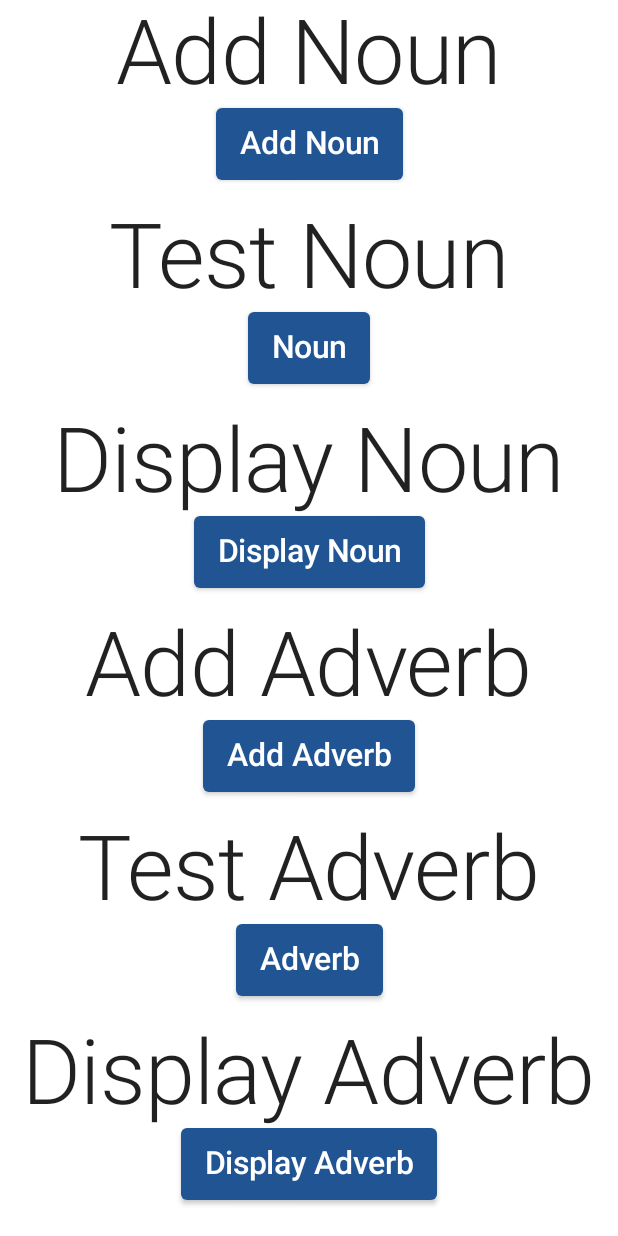
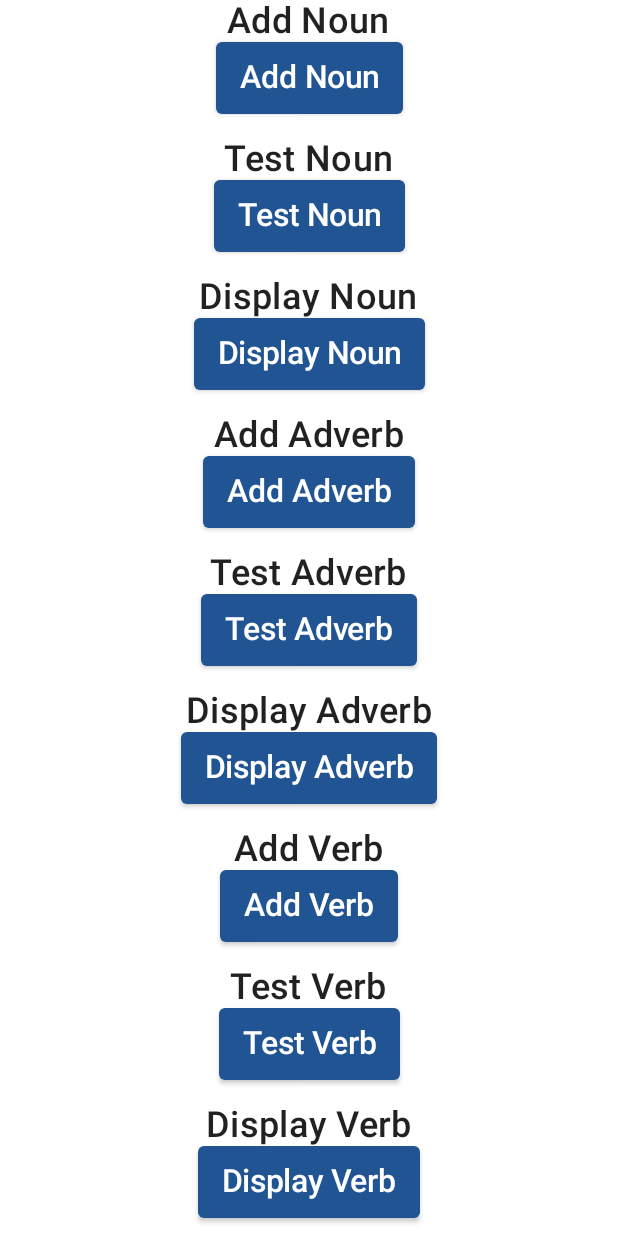
Before and after one commit to btuzel/GoogleSheetsKoreanVocabApp, an Android app built with Jetpack Compose: the screen it shows after launch (MainActivity), on a phone screen of 412 x 824 dp. Run offline under Robolectric (Android 15) with nearby library versions, the phone set to English and light mode, and no system bars; our stand-ins replace Dagger/Hilt's generated code, Room's generated code, Timber; libraries missing offline, so code that uses them is left out: com.google.api.client, com.google.api.services, com.google.auth.http, com.google.auth.oauth2; network calls fail; 17 statements that could not run were skipped.

```diff
--- a/app/src/main/java/com/example/googlesheetskoreanvocabapp/MainScreen.kt
+++ b/app/src/main/java/com/example/googlesheetskoreanvocabapp/MainScreen.kt
@@ -69,21 +69,21 @@ fun WordManagementScreen(buttonGroups: WordManagementButtonGroups) {
             .verticalScroll(rememberScrollState())
     ) {
         categories.forEach { category ->
-            Text(text = "Add $category", style = MaterialTheme.typography.h2)
+            Text(text = "Add $category", style = MaterialTheme.typography.h4)
             buttonGroups.addButtonGroup[category]?.let { addButton ->
                 Button(onClick = addButton) {
                     Text("Add $category")
                 }
                 Spacer(modifier = Modifier.height(16.dp))
             }
-            Text(text = "Test $category", style = MaterialTheme.typography.h2)
+            Text(text = "Test $category", style = MaterialTheme.typography.h4)
             buttonGroups.testButtonGroup[category]?.let { testButton ->
                 Button(onClick = testButton) {
-                    Text(category)
+                    Text("Test $category")
                 }
                 Spacer(modifier = Modifier.height(16.dp))
             }
-            Text(text = "Display $category", style = MaterialTheme.typography.h2)
+            Text(text = "Display $category", style = MaterialTheme.typography.h4)
             buttonGroups.displayButtonGroup[category]?.let { displayButton ->
                 Button(onClick = displayButton) {
                     Text("Display $category")
```
